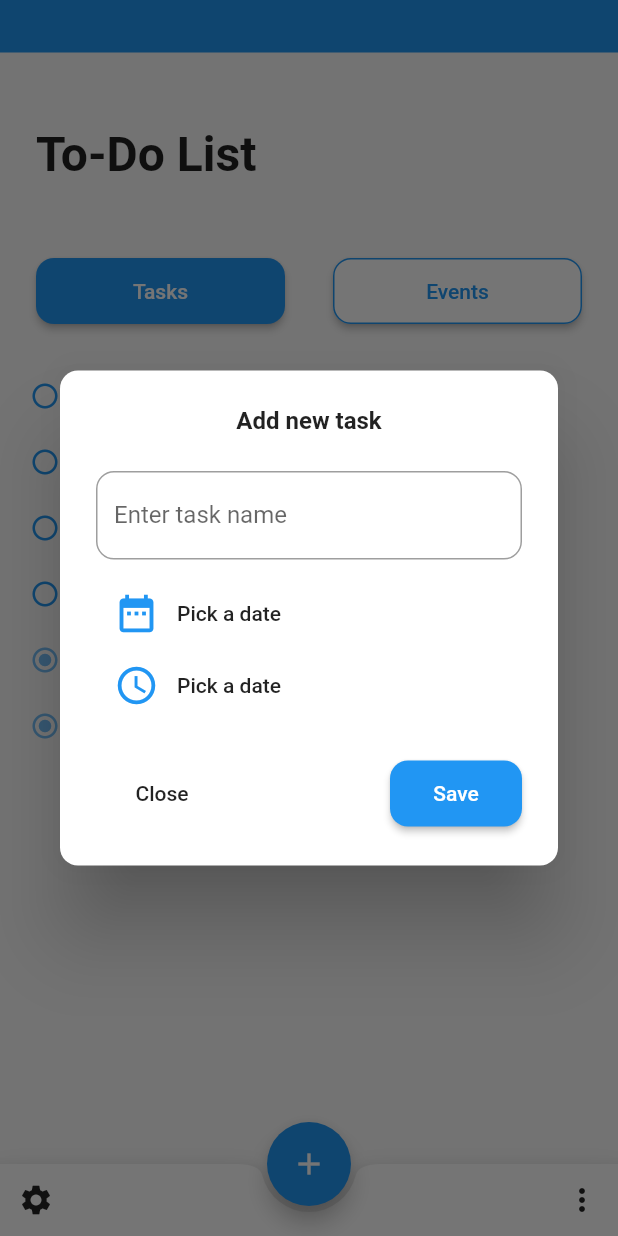
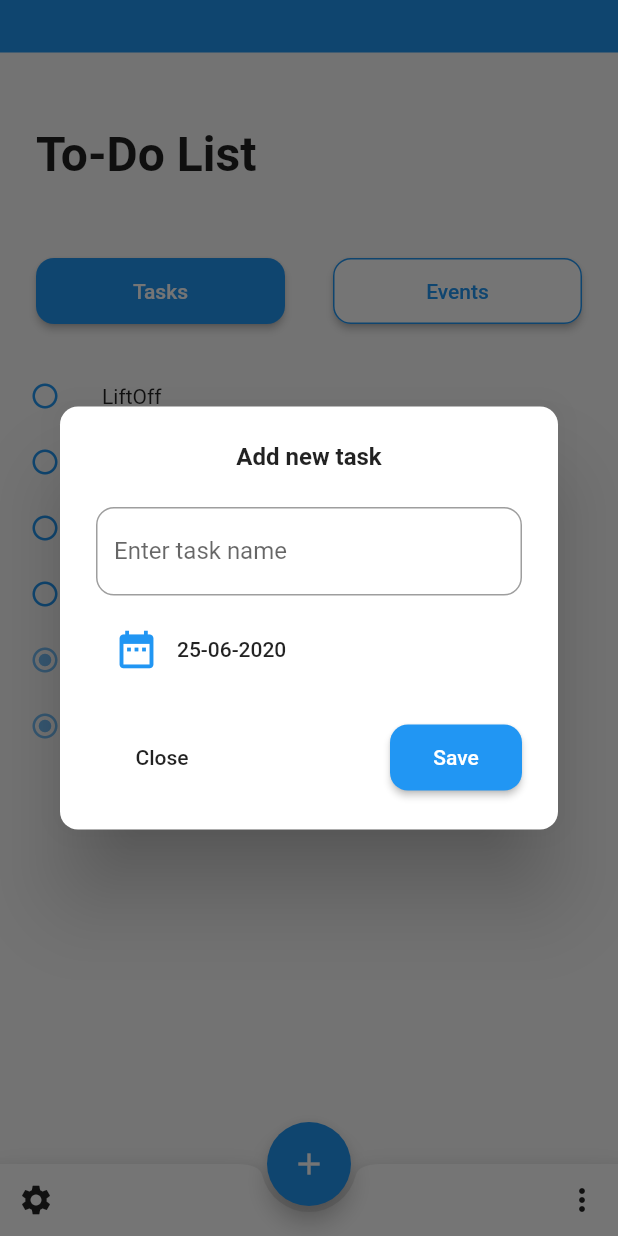
Before and after one commit to aliciaajy/Orbital2020, a Flutter app: the MyHomePage screen opened directly, after a tap on the "add" icon, on a phone screen of 412 x 824 dp. Run offline on Flutter 3.47's test engine with Material 2 defaults, Android fonts, the phone set to English and light mode, and no system bars.

Commit message:
Update add_task_page.dart

```diff
--- a/lib/taskpages/add_task_page.dart
+++ b/lib/taskpages/add_task_page.dart
@@ -1,4 +1,5 @@
 import 'package:flutter/material.dart';
+import 'package:intl/intl.dart';
 import 'package:login/widgets/custom_date_time_picker.dart';
 import 'package:login/widgets/custom_modal_action_button.dart';
 import 'package:login/widgets/custom_textfield.dart';
@@ -10,8 +11,7 @@ class AddTaskPage extends StatefulWidget {
 
 class _AddTaskPageState extends State<AddTaskPage> {
 
-  String _selectedDate = 'Pick a date';
-  String _selectedTime = 'Pick a date';
+  DateTime _selectedDate = DateTime.now();
 
   Future _pickDate() async {
     DateTime datepick = await showDatePicker(
@@ -22,19 +22,8 @@ class _AddTaskPageState extends State<AddTaskPage> {
 
       if (datepick != null)
       setState(() {
-        _selectedDate = datepick.toString();
+        _selectedDate = datepick ;
       });
-  }
-
-  Future _pickTime() async {
-    TimeOfDay timepicked = await showTimePicker(
-      context: context,
-      initialTime: new TimeOfDay.now());
-    if(timepicked != null) {
-      setState(() {
-        _selectedTime = timepicked.toString();
-      });
-    }
   }
 
   @override
@@ -57,12 +46,7 @@ class _AddTaskPageState extends State<AddTaskPage> {
             CustomDateTimePicker(
               icon: Icons.date_range,
               onPressed: _pickDate,
-              value: _selectedDate,
-            ),
-            CustomDateTimePicker(
-              icon: Icons.access_time,
-              onPressed: _pickTime,
-              value: _selectedTime,
+              value: new DateFormat("dd-MM-yyyy").format(_selectedDate),
             ),
             SizedBox(
               height: 24
```
